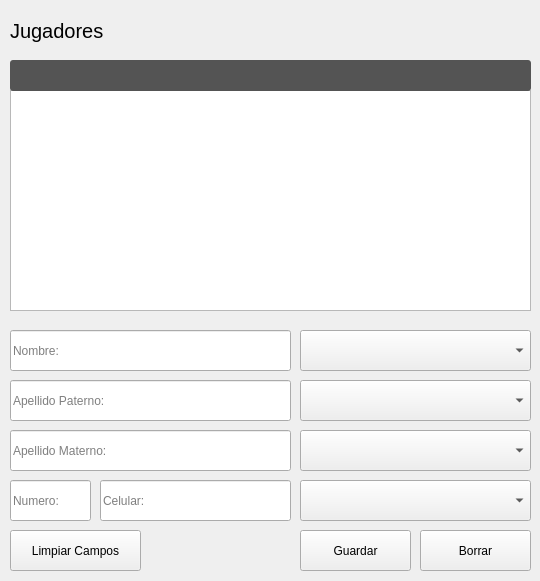
Before: the Qt Designer form gui/ui/jugadores.ui in Tar-Mairon24/ProyectoBDAdmin, drawn with Qt 5.
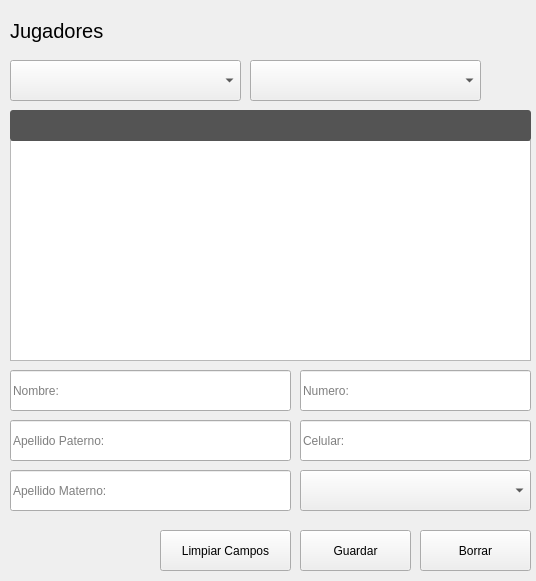
After: the same form once the commit is applied.

```diff
--- a/gui/ui/jugadores.ui
+++ b/gui/ui/jugadores.ui
@@ -6,7 +6,7 @@
    <rect>
     <x>0</x>
     <y>0</y>
-    <width>540</width>
+    <width>536</width>
     <height>581</height>
    </rect>
   </property>
@@ -61,7 +61,7 @@
    <property name="geometry">
     <rect>
      <x>10</x>
-     <y>330</y>
+     <y>370</y>
      <width>281</width>
      <height>41</height>
     </rect>
@@ -77,7 +77,7 @@
    <property name="geometry">
     <rect>
      <x>10</x>
-     <y>90</y>
+     <y>140</y>
      <width>521</width>
      <height>221</height>
     </rect>
@@ -86,7 +86,7 @@
   <widget class="QPushButton" name="LimpiarCampos">
    <property name="geometry">
     <rect>
-     <x>10</x>
+     <x>160</x>
      <y>530</y>
      <width>131</width>
      <height>41</height>
@@ -100,7 +100,7 @@
    <property name="geometry">
     <rect>
      <x>300</x>
-     <y>330</y>
+     <y>470</y>
      <width>231</width>
      <height>41</height>
     </rect>
@@ -113,7 +113,7 @@
    <property name="geometry">
     <rect>
      <x>10</x>
-     <y>380</y>
+     <y>420</y>
      <width>281</width>
      <height>41</height>
     </rect>
@@ -129,7 +129,7 @@
    <property name="geometry">
     <rect>
      <x>10</x>
-     <y>430</y>
+     <y>470</y>
      <width>281</width>
      <height>41</height>
     </rect>
@@ -144,9 +144,9 @@
   <widget class="QLineEdit" name="numero_text">
    <property name="geometry">
     <rect>
-     <x>10</x>
-     <y>480</y>
-     <width>81</width>
+     <x>300</x>
+     <y>370</y>
+     <width>231</width>
      <height>41</height>
     </rect>
    </property>
@@ -160,9 +160,9 @@
   <widget class="QLineEdit" name="telefono_text">
    <property name="geometry">
     <rect>
-     <x>100</x>
-     <y>480</y>
-     <width>191</width>
+     <x>300</x>
+     <y>420</y>
+     <width>231</width>
      <height>41</height>
     </rect>
    </property>
@@ -176,8 +176,8 @@
   <widget class="QComboBox" name="combo_equipo">
    <property name="geometry">
     <rect>
-     <x>300</x>
-     <y>380</y>
+     <x>250</x>
+     <y>60</y>
      <width>231</width>
      <height>41</height>
     </rect>
@@ -189,34 +189,21 @@
   <widget class="QComboBox" name="combo_categoria_edad">
    <property name="geometry">
     <rect>
-     <x>300</x>
-     <y>430</y>
+     <x>10</x>
+     <y>60</y>
      <width>231</width>
      <height>41</height>
     </rect>
    </property>
    <property name="placeholderText">
-    <string>Categoria Edad:</string>
-   </property>
-  </widget>
-  <widget class="QComboBox" name="combo_categoria_genero">
-   <property name="geometry">
-    <rect>
-     <x>300</x>
-     <y>480</y>
-     <width>231</width>
-     <height>41</height>
-    </rect>
-   </property>
-   <property name="placeholderText">
-    <string>Categoria Genero:</string>
+    <string>Categoria:</string>
    </property>
   </widget>
   <widget class="QLabel" name="equipo_label">
    <property name="geometry">
     <rect>
      <x>10</x>
-     <y>60</y>
+     <y>110</y>
      <width>521</width>
      <height>31</height>
     </rect>
```
Left out of the diff: 2 changed lines with no effect on the pictures.
